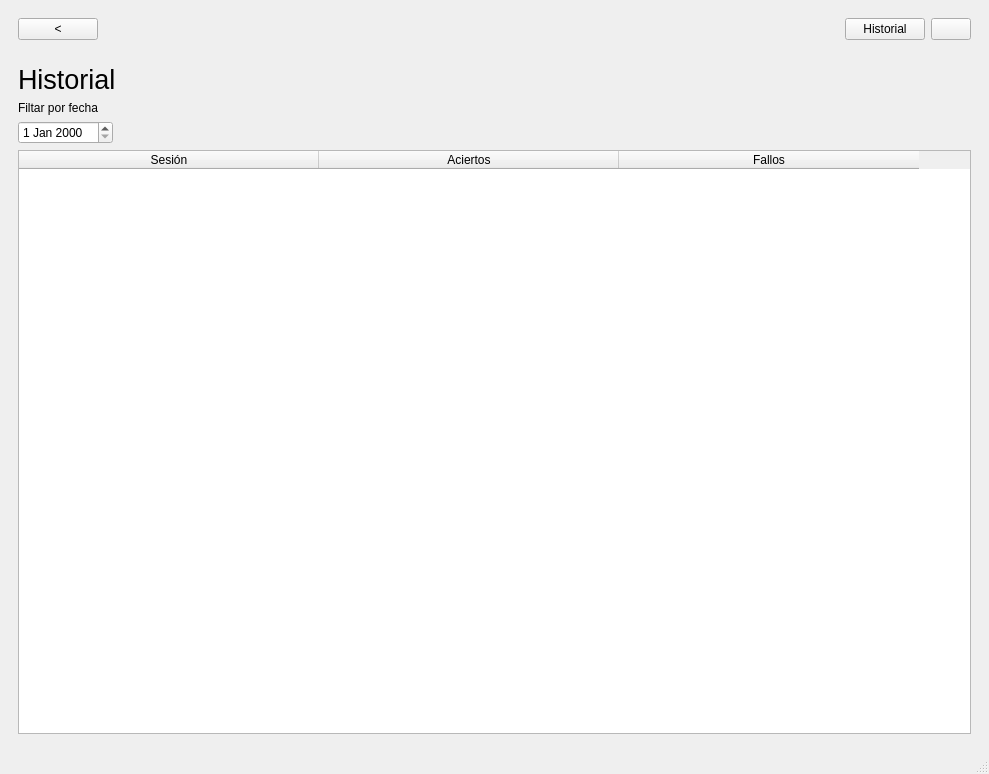
The window that proyecto/mainwindow.ui (anaasemad/IHM_carta) describes before a commit, drawn with Qt 5.
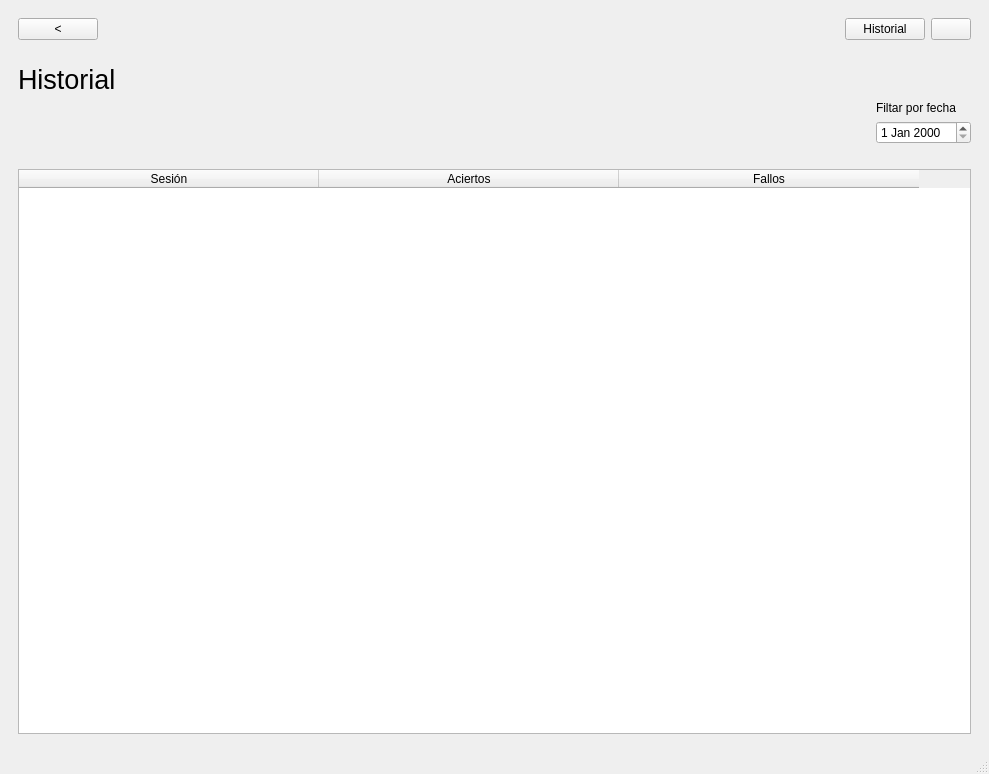
The same window after the commit. The open tabs and pages were chosen to show the change. Icons and pictures are not drawn.

Patch:
```diff
--- a/proyecto/mainwindow.ui
+++ b/proyecto/mainwindow.ui
@@ -387,7 +387,7 @@
        </layout>
       </widget>
       <widget class="QWidget" name="historial">
-       <layout class="QVBoxLayout" name="verticalLayout_6">
+       <layout class="QVBoxLayout" name="verticalLayout_5" stretch="1,1,1,30">
         <item>
          <widget class="QLabel" name="Historial">
           <property name="font">
@@ -401,24 +401,51 @@
          </widget>
         </item>
         <item>
-         <widget class="QLabel" name="label_filtro">
-          <property name="text">
-           <string>Filtar por fecha</string>
-          </property>
-         </widget>
+         <layout class="QGridLayout" name="gridLayout_9">
+          <item row="1" column="0">
+           <spacer name="horizontalSpacer_9">
+            <property name="orientation">
+             <enum>Qt::Orientation::Horizontal</enum>
+            </property>
+            <property name="sizeHint" stdset="0">
+             <size>
+              <width>40</width>
+              <height>20</height>
+             </size>
+            </property>
+           </spacer>
+          </item>
+          <item row="1" column="1">
+           <widget class="QDateEdit" name="dateEditFiltro">
+            <property name="sizePolicy">
+             <sizepolicy hsizetype="Fixed" vsizetype="Fixed">
+              <horstretch>0</horstretch>
+              <verstretch>0</verstretch>
+             </sizepolicy>
+            </property>
+           </widget>
+          </item>
+          <item row="0" column="1">
+           <widget class="QLabel" name="label_filtro">
+            <property name="text">
+             <string>Filtar por fecha</string>
+            </property>
+           </widget>
+          </item>
+         </layout>
         </item>
         <item>
-         <widget class="QDateEdit" name="dateEditFiltro">
-          <property name="sizePolicy">
-           <sizepolicy hsizetype="Fixed" vsizetype="Fixed">
-            <horstretch>0</horstretch>
-            <verstretch>0</verstretch>
-           </sizepolicy>
+         <spacer name="verticalSpacer_19">
+          <property name="orientation">
+           <enum>Qt::Orientation::Vertical</enum>
           </property>
-         </widget>
-        </item>
-        <item>
-         <layout class="QHBoxLayout" name="horizontalLayout_6"/>
+          <property name="sizeHint" stdset="0">
+           <size>
+            <width>20</width>
+            <height>40</height>
+           </size>
+          </property>
+         </spacer>
         </item>
         <item>
          <widget class="QTableWidget" name="tableViewHistorial">
```
Left out of the diff: 4 changed lines with no effect on the pictures.
